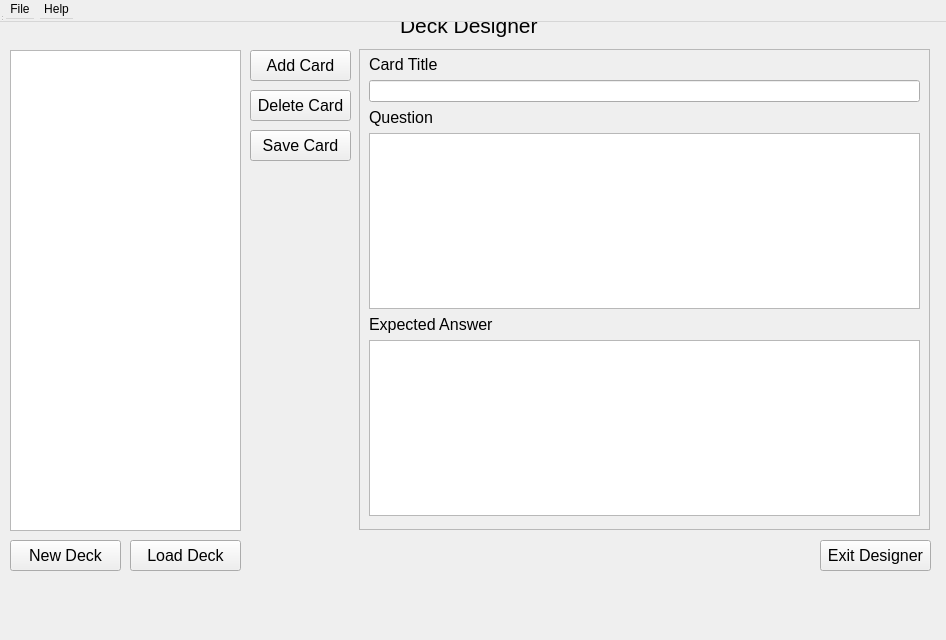
nikolovdeyan/flashkarti, file src/ui/designer_window.ui: the form before one commit.
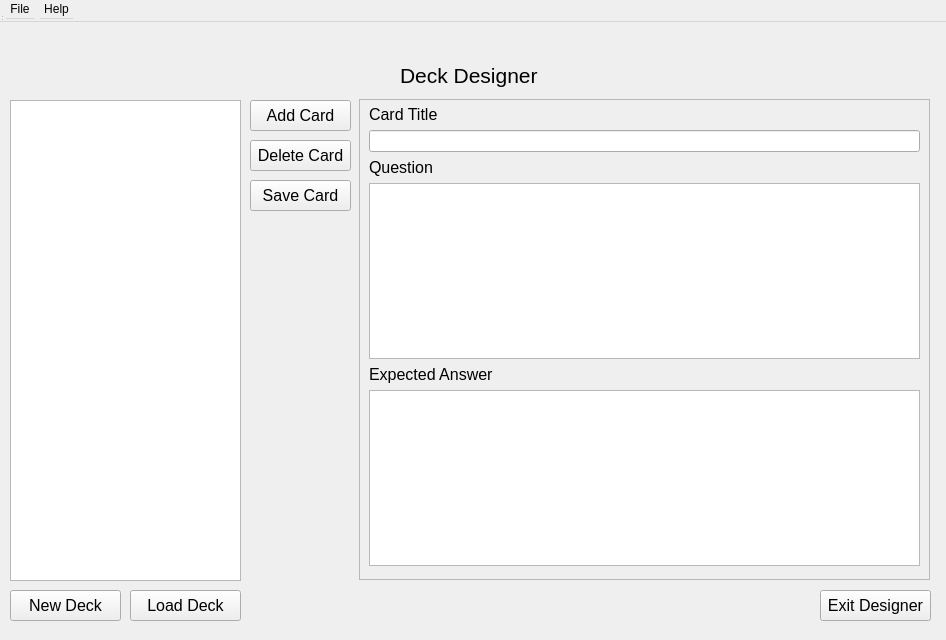
The form after the commit.

```diff
--- a/src/ui/designer_window.ui
+++ b/src/ui/designer_window.ui
@@ -13,7 +13,15 @@
   <property name="windowTitle">
    <string>MainWindow</string>
   </property>
-  <widget class="QWidget" name="centralwidget">
+  <widget class="QWidget" name="centralwidget" native="true">
+   <property name="geometry">
+    <rect>
+     <x>0</x>
+     <y>50</y>
+     <width>941</width>
+     <height>581</height>
+    </rect>
+   </property>
    <widget class="QLabel" name="deck_designer_label">
     <property name="geometry">
      <rect>
```
Left out of the diff: 25 changed lines with no effect on the pictures.
